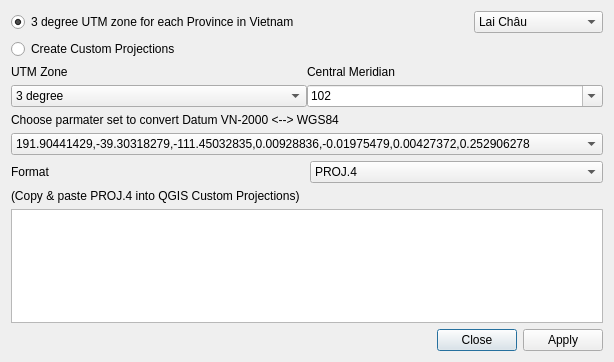
Qt form forms/hcmgis_customprojections_form.ui (thangqd/HCMGIS) before a commit.
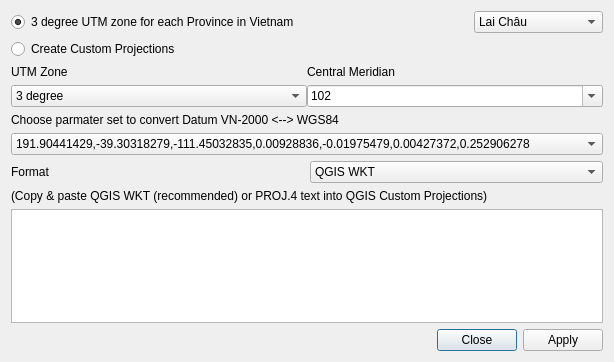
The same form after that commit.

Patch:
```diff
--- a/forms/hcmgis_customprojections_form.ui
+++ b/forms/hcmgis_customprojections_form.ui
@@ -566,6 +566,11 @@
      </item>
      <item row="0" column="1">
       <widget class="QComboBox" name="cboFormat">
+       <item>
+        <property name="text">
+         <string>QGIS WKT</string>
+        </property>
+       </item>
        <item>
         <property name="text">
          <string>PROJ.4</string>
@@ -593,7 +598,7 @@
    <item>
     <widget class="QLabel" name="LblInput_4">
      <property name="text">
-      <string>(Copy &amp; paste PROJ.4 into QGIS Custom Projections)</string>
+      <string>(Copy &amp; paste QGIS WKT (recommended) or PROJ.4 text into QGIS Custom Projections)</string>
      </property>
     </widget>
    </item>
```
